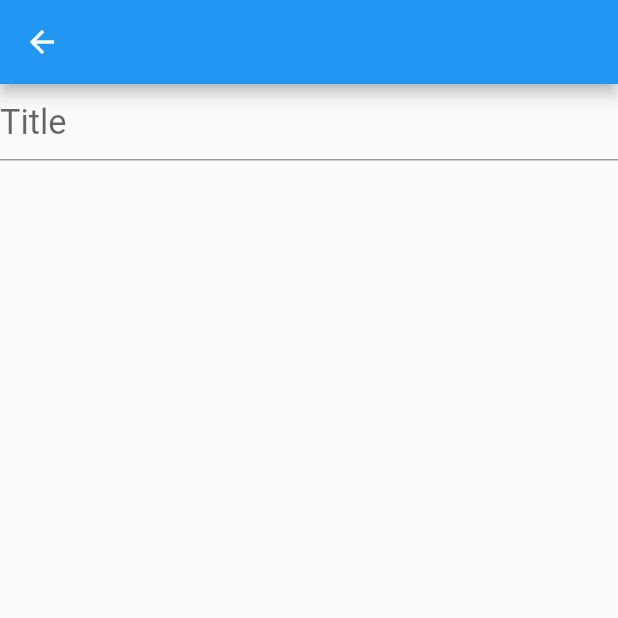
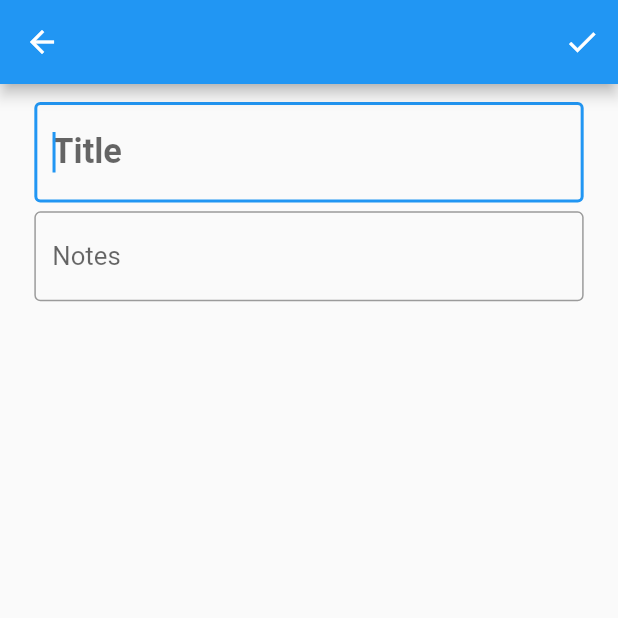
Before and after one commit to Sohag-84/Notes-App, a Flutter app: the AddNewNote screen opened directly, on a phone screen of 412 x 824 dp, the top half of it. Run offline on Flutter 3.47's test engine with Material 2 defaults, Android fonts, the phone set to English and light mode, and no system bars; our stand-ins replace flutter_screenutil.

Commit message:
design add note screes

```diff
--- a/lib/pages/add_note.dart
+++ b/lib/pages/add_note.dart
@@ -14,16 +14,40 @@ class _AddNewNoteState extends State<AddNewNote> {
   @override
   Widget build(BuildContext context) {
     return Scaffold(
-      appBar: AppBar(),
-      body: Column(
-        children: [
-          TextField(
-            style: TextStyle(
-              fontSize: 20.sp,
+      appBar: AppBar(
+        actions: [
+          IconButton(
+            onPressed: () {},
+            icon: Icon(Icons.check),
+          )
+        ],
+      ),
+      body: Padding(
+        padding: EdgeInsets.symmetric(horizontal: 20.w, vertical: 10.h),
+        child: Column(
+          children: [
+            TextField(
+              autofocus: true,
+              textInputAction: TextInputAction.next,
+              style: TextStyle(fontSize: 20.sp, fontWeight: FontWeight.bold),
+              decoration: InputDecoration(
+                hintText: "Title",
+                border: OutlineInputBorder(),
+              ),
             ),
-            decoration: InputDecoration(hintText: "Title"),
-          ),
-        ],
+            SizedBox(height: 5.h),
+            TextField(
+              maxLines: null,
+              style: TextStyle(
+                fontSize: 15.sp,
+              ),
+              decoration: InputDecoration(
+                hintText: "Notes",
+                border: OutlineInputBorder(),
+              ),
+            ),
+          ],
+        ),
       ),
     );
   }
```
